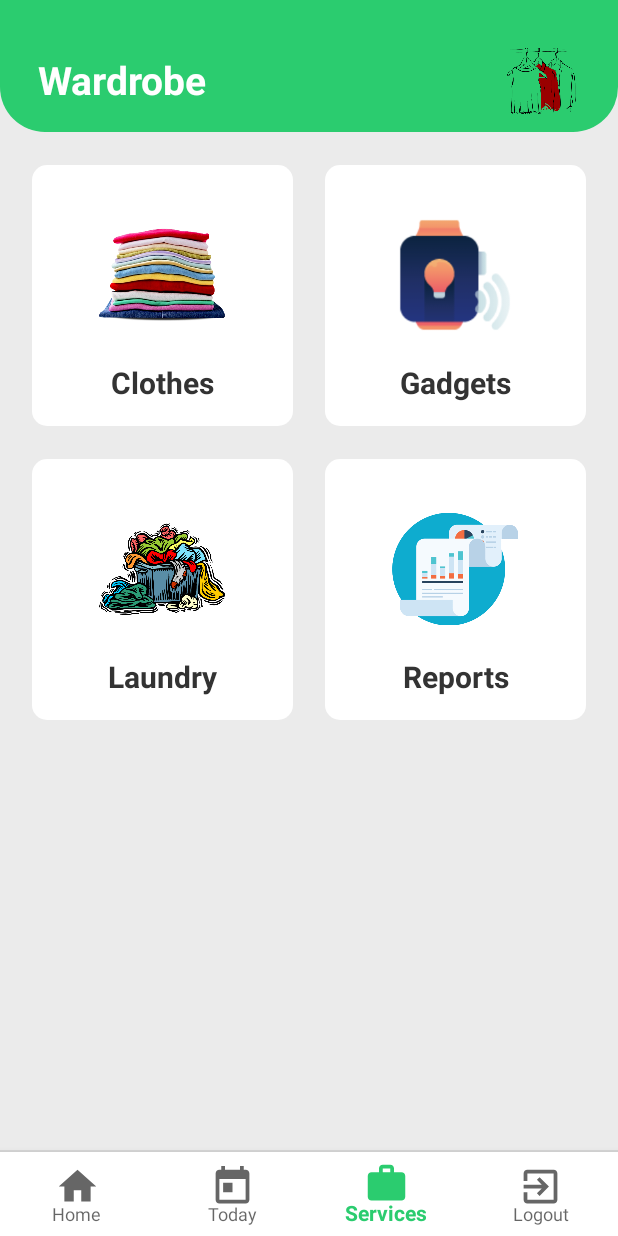
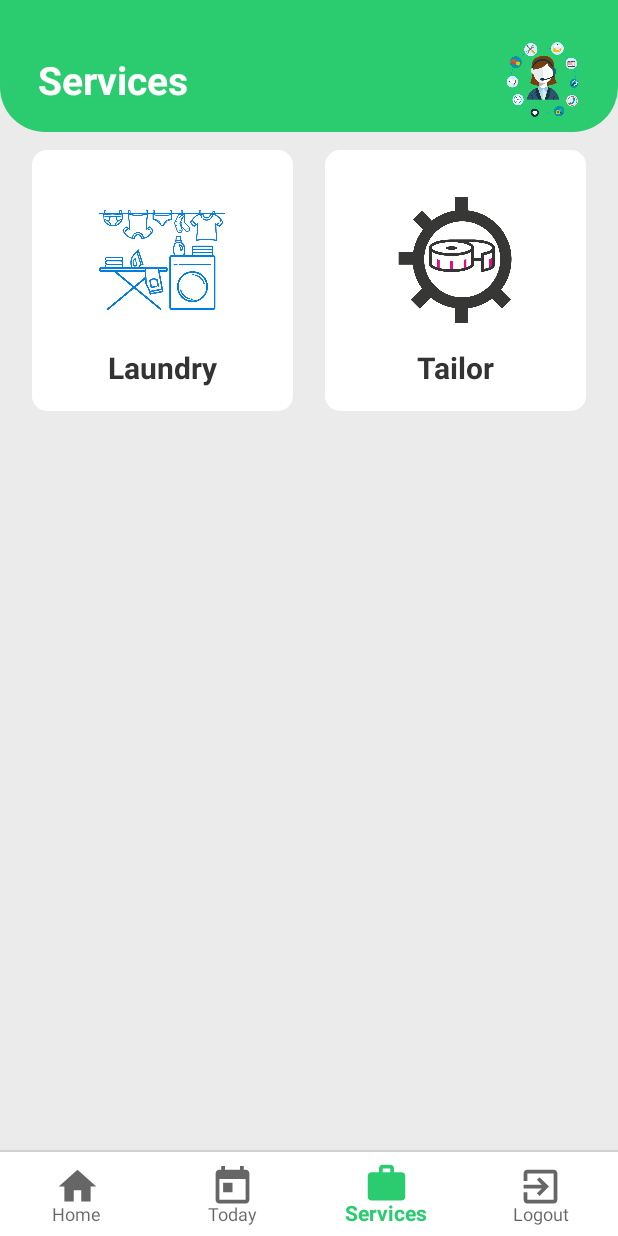
Before and after one commit to scaviachale/wardrobeorganiser, an Android app: the WardrobeActivity screen opened directly, with no data from a screen before it, item 3 of the bottom bar chosen, on a phone screen of 412 x 824 dp. Run offline under Robolectric (Android 15) with nearby library versions, the phone set to English and light mode, and no system bars.

Commit message:
-fix crushing wardrobe activity on service segment click

```diff
--- a/app/src/main/java/com/scaa/wardrobe/HomeActivity.java
+++ b/app/src/main/java/com/scaa/wardrobe/HomeActivity.java
@@ -4,9 +4,7 @@
 import android.os.Bundle;
 import android.view.View;
 
-import com.google.android.material.bottomnavigation.BottomNavigationView;
-
-public class HomeActivity extends WardrobeOrganiserApplicationActivity implements BottomNavigationView.OnNavigationItemSelectedListener {
+public class HomeActivity extends WardrobeOrganiserApplicationActivity {
 
     @Override
     protected void onCreate(Bundle savedInstanceState) {
--- a/app/src/main/java/com/scaa/wardrobe/WardrobeActivity.java
+++ b/app/src/main/java/com/scaa/wardrobe/WardrobeActivity.java
@@ -2,9 +2,7 @@
 
 import android.os.Bundle;
 
-import com.google.android.material.bottomnavigation.BottomNavigationView;
-
-public class WardrobeActivity extends WardrobeOrganiserApplicationActivity implements BottomNavigationView.OnNavigationItemSelectedListener {
+public class WardrobeActivity extends WardrobeOrganiserApplicationActivity {
 
     @Override
     protected void onCreate(Bundle savedInstanceState) {
--- a/app/src/main/res/layout/activity_wardrobe.xml
+++ b/app/src/main/res/layout/activity_wardrobe.xml
@@ -188,6 +188,16 @@
         </androidx.constraintlayout.widget.ConstraintLayout>
     </ScrollView>
 
+    <FrameLayout
+        android:id="@+id/offeredServicesFragment"
+        android:layout_width="match_parent"
+        android:layout_height="match_parent"
+        app:layout_constraintBottom_toTopOf="@+id/bottomNavigation"
+        app:layout_constraintEnd_toEndOf="parent"
+        app:layout_constraintHorizontal_bias="0.5"
+        app:layout_constraintStart_toStartOf="parent"
+        app:layout_constraintTop_toTopOf="parent" />
+
     <com.google.android.material.bottomnavigation.BottomNavigationView
         android:id="@+id/bottomNavigation"
         android:layout_width="match_parent"
```
Also changed, not shown: app/src/main/java/com/scaa/wardrobe/LoginActivity.java (+5 -3 lines), app/src/main/java/com/scaa/wardrobe/MainActivity.java (+8 -1 lines).
